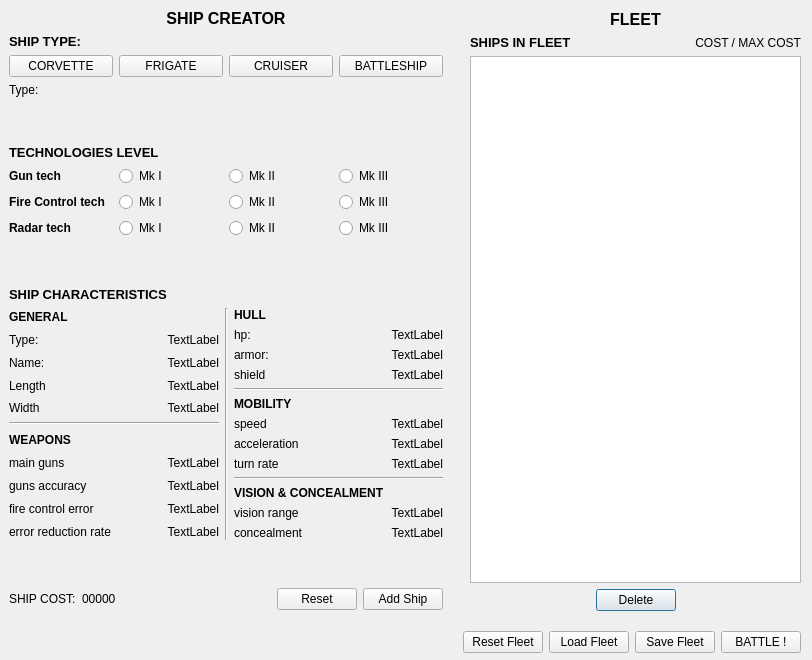
GregRL94/TF301, file resources/ui/addShip.ui: the form before one commit.
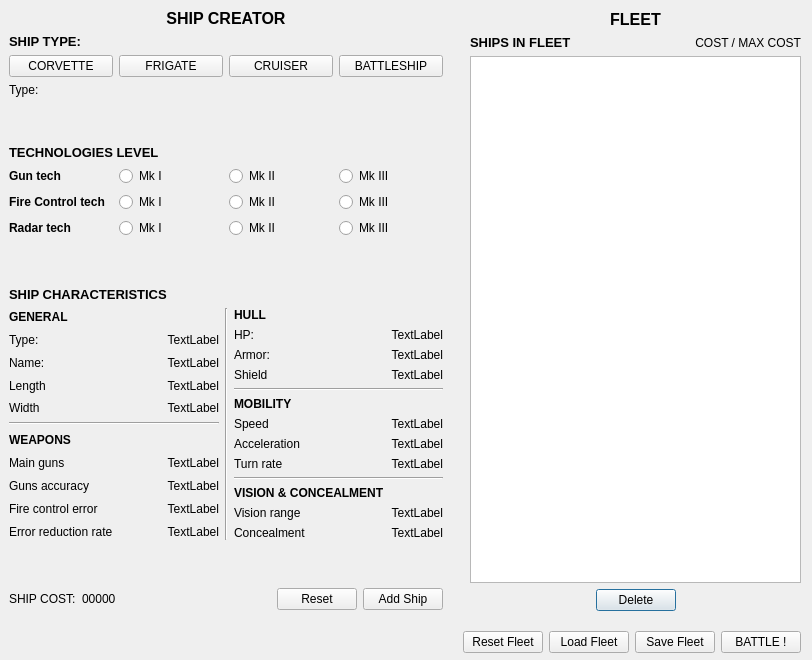
The form after the commit.

Commit message: Finished the dialogs, drafted the linkage between them.

The edit to the form file:
```diff
--- a/resources/ui/addShip.ui
+++ b/resources/ui/addShip.ui
@@ -570,7 +570,7 @@
             <item>
              <widget class="QLabel" name="ship_mg_lbl">
               <property name="text">
-               <string>main guns</string>
+               <string>Main guns</string>
               </property>
              </widget>
             </item>
@@ -591,7 +591,7 @@
             <item>
              <widget class="QLabel" name="acc_lbl">
               <property name="text">
-               <string>guns accuracy</string>
+               <string>Guns accuracy</string>
               </property>
              </widget>
             </item>
@@ -612,7 +612,7 @@
             <item>
              <widget class="QLabel" name="fc_lbl">
               <property name="text">
-               <string>fire control error</string>
+               <string>Fire control error</string>
               </property>
              </widget>
             </item>
@@ -633,7 +633,7 @@
             <item>
              <widget class="QLabel" name="err_reduc_lbl">
               <property name="text">
-               <string>error reduction rate</string>
+               <string>Error reduction rate</string>
               </property>
              </widget>
             </item>
@@ -678,7 +678,7 @@
             <item>
              <widget class="QLabel" name="max_hp_lbl">
               <property name="text">
-               <string>hp:</string>
+               <string>HP:</string>
               </property>
              </widget>
             </item>
@@ -699,7 +699,7 @@
             <item>
              <widget class="QLabel" name="armor_lbl">
               <property name="text">
-               <string>armor:</string>
+               <string>Armor:</string>
               </property>
              </widget>
             </item>
@@ -720,7 +720,7 @@
             <item>
              <widget class="QLabel" name="shield_lbl">
               <property name="text">
-               <string>shield</string>
+               <string>Shield</string>
               </property>
              </widget>
             </item>
@@ -761,7 +761,7 @@
             <item>
              <widget class="QLabel" name="v_lbl">
               <property name="text">
-               <string>speed</string>
+               <string>Speed</string>
               </property>
              </widget>
             </item>
@@ -782,7 +782,7 @@
             <item>
              <widget class="QLabel" name="accel_lbl">
               <property name="text">
-               <string>acceleration</string>
+               <string>Acceleration</string>
               </property>
              </widget>
             </item>
@@ -803,7 +803,7 @@
             <item>
              <widget class="QLabel" name="t_rate_lbl">
               <property name="text">
-               <string>turn rate</string>
+               <string>Turn rate</string>
               </property>
              </widget>
             </item>
@@ -844,7 +844,7 @@
             <item>
              <widget class="QLabel" name="vision_lbl">
               <property name="text">
-               <string>vision range</string>
+               <string>Vision range</string>
               </property>
              </widget>
             </item>
@@ -865,7 +865,7 @@
             <item>
              <widget class="QLabel" name="concl_lbl">
               <property name="text">
-               <string>concealment</string>
+               <string>Concealment</string>
               </property>
              </widget>
             </item>
```
The commit also changes 7 other files.
